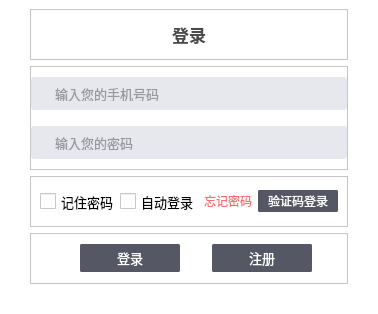
Before: the Qt Designer form passwordloginpage.ui in ZhouMei20220810/TEST, drawn with Qt 5.
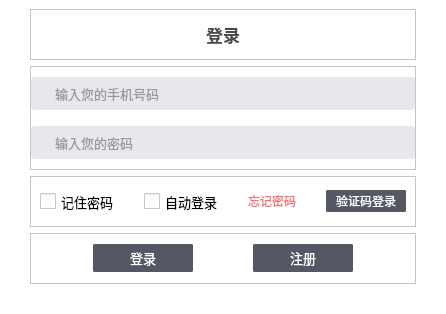
After: the same form once the commit is applied. Icons and pictures are not drawn.

What changed in the file:
```diff
--- a/passwordloginpage.ui
+++ b/passwordloginpage.ui
@@ -259,6 +259,9 @@
       <enum>QFrame::Raised</enum>
      </property>
      <layout class="QHBoxLayout" name="horizontalLayout">
+      <property name="spacing">
+       <number>30</number>
+      </property>
       <item>
        <widget class="QCheckBox" name="checkBoxRemberPW">
         <property name="font">
```
